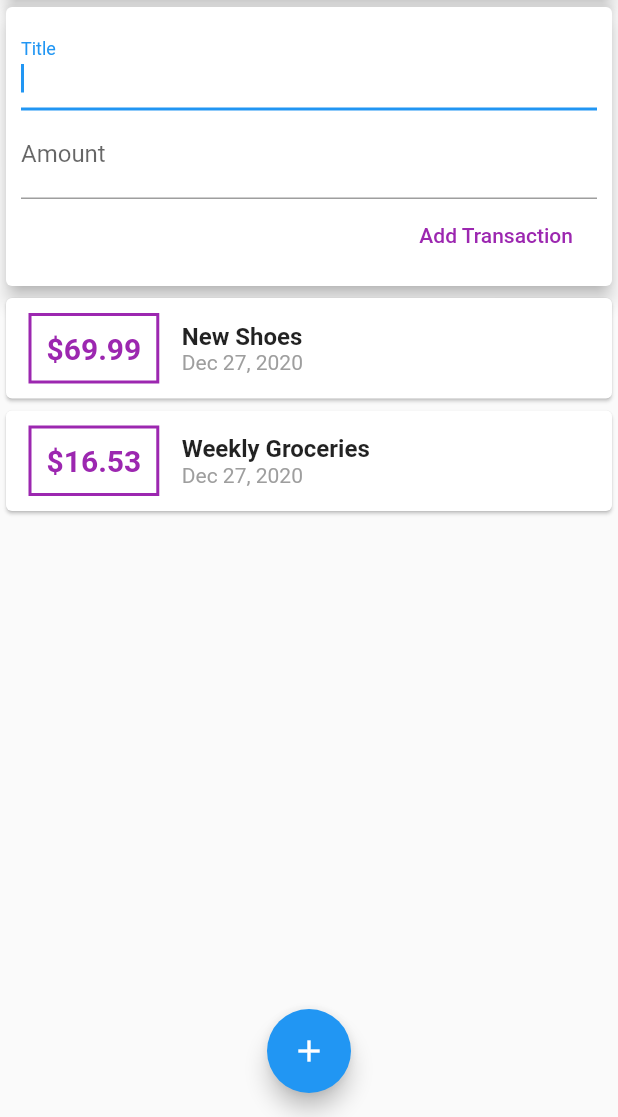
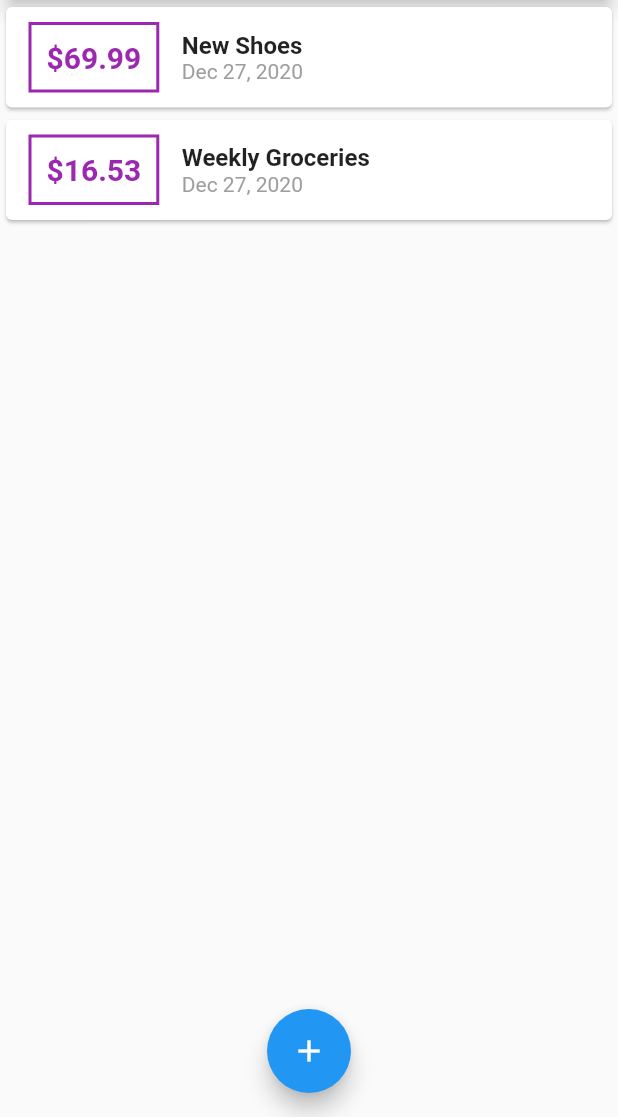
Before and after one commit to lowqilong/learn-flutter, a Flutter app: the screen it shows after launch, on a phone screen of 412 x 824 dp, the part 119-1236 px from its top. Run offline on Flutter 3.47's test engine with Material 2 defaults, Android fonts, the phone set to English and light mode, and no system bars.

```diff
--- a/expense_app/lib/main.dart
+++ b/expense_app/lib/main.dart
@@ -1,7 +1,11 @@
+import 'package:expense_app/widgets/new_transaction.dart';
+import 'package:flutter/gestures.dart';
 import 'package:flutter/material.dart';
 import 'package:intl/intl.dart';
 
-import 'widgets/user_transactions.dart';
+import './models/transaction.dart';
+import 'widgets/new_transaction.dart';
+import 'widgets/transaction_list.dart';
 
 void main() => runApp(MyApp());
 
@@ -15,7 +19,51 @@ class MyApp extends StatelessWidget {
   }
 }
 
-class MyHomePage extends StatelessWidget {
+class MyHomePage extends StatefulWidget {
+  @override
+  _MyHomePageState createState() => _MyHomePageState();
+}
+
+class _MyHomePageState extends State<MyHomePage> {
+  final List<Transaction> _userTransactions = [
+    Transaction(
+      id: 't1',
+      title: 'New Shoes',
+      amount: 69.99,
+      date: DateTime.now(),
+    ),
+    Transaction(
+      id: 't2',
+      title: 'Weekly Groceries',
+      amount: 16.53,
+      date: DateTime.now(),
+    ),
+  ];
+
+  void _addNewTransaction(newTitle, newAmount) {
+    setState(() {
+      _userTransactions.add(Transaction(
+        id: DateTime.now().toString(),
+        title: newTitle,
+        amount: newAmount,
+        date: DateTime.now(),
+      ));
+    });
+  }
+
+  void _startAddNewTransaction(BuildContext ctx) {
+    showModalBottomSheet(
+      context: ctx,
+      builder: (_) {
+        return GestureDetector(
+          onTap: () {},
+          child: NewTransaction(_addNewTransaction),
+          behavior: HitTestBehavior.opaque,
+        );
+      },
+    );
+  }
+
   @override
   Widget build(BuildContext context) {
     return Scaffold(
@@ -24,7 +72,7 @@ class MyHomePage extends StatelessWidget {
         actions: <Widget>[
           IconButton(
             icon: Icon(Icons.add),
-            onPressed: () {},
+            onPressed: () => _startAddNewTransaction(context),
           ),
         ],
       ),
@@ -41,14 +89,14 @@ class MyHomePage extends StatelessWidget {
                 elevation: 5,
               ),
             ),
-            UserTransactions(),
+            TransactionList(_userTransactions),
           ],
         ),
       ),
       floatingActionButtonLocation: FloatingActionButtonLocation.centerFloat,
       floatingActionButton: FloatingActionButton(
         child: Icon(Icons.add),
-        onPressed: () {},
+        onPressed: () => _startAddNewTransaction(context),
       ),
     );
   }
--- a/expense_app/lib/widgets/user_transactions.dart
+++ /dev/null
@@ -1,48 +0,0 @@
-import 'package:flutter/material.dart';
-
-import '../models/transaction.dart';
-import './new_transaction.dart';
-import './transaction_list.dart';
-
-class UserTransactions extends StatefulWidget {
-  @override
-  _UserTransactionsState createState() => _UserTransactionsState();
-}
-
-class _UserTransactionsState extends State<UserTransactions> {
-  final List<Transaction> _transactions = [
-    Transaction(
-      id: 't1',
-      title: 'New Shoes',
-      amount: 69.99,
-      date: DateTime.now(),
-    ),
-    Transaction(
-      id: 't2',
-      title: 'Weekly Groceries',
-      amount: 16.53,
-      date: DateTime.now(),
-    ),
-  ];
-
-  void addTransactions(newTitle, newAmount) {
-    setState(() {
-      _transactions.add(Transaction(
-        id: DateTime.now().toString(),
-        title: newTitle,
-        amount: newAmount,
-        date: DateTime.now(),
-      ));
-    });
-  }
-
-  @override
-  Widget build(BuildContext context) {
-    return Column(
-      children: <Widget>[
-        NewTransaction(addTransactions),
-        TransactionList(_transactions),
-      ],
-    );
-  }
-}
```
